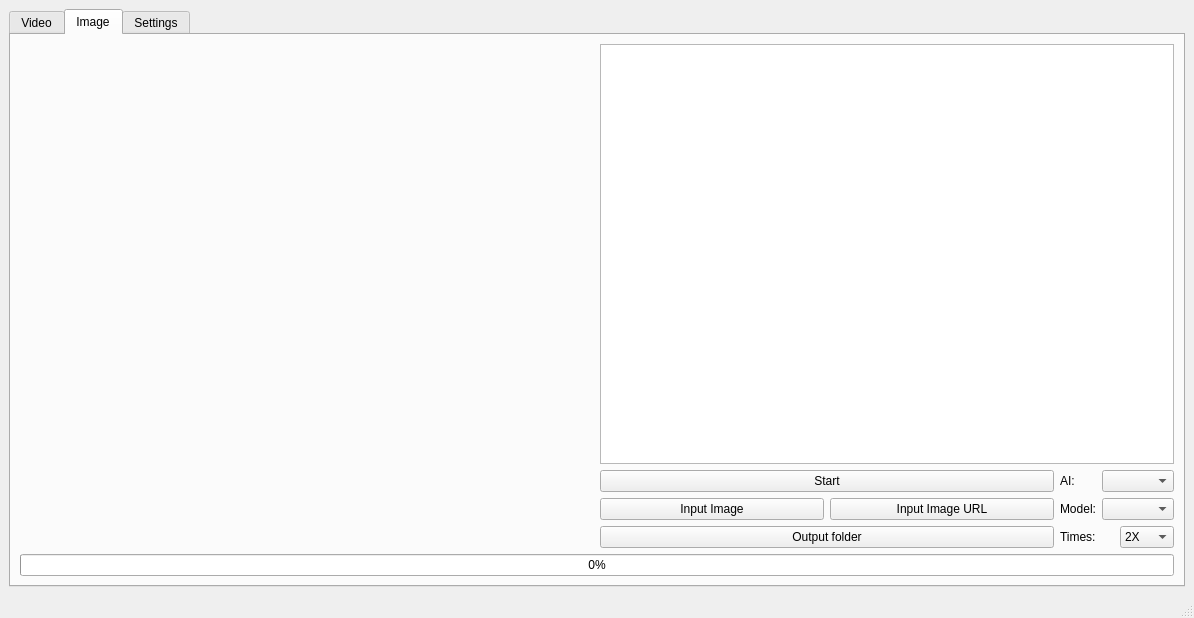
Qt form mainwindow.ui (TNTwise/REAL-Video-Enhancer) before a commit.
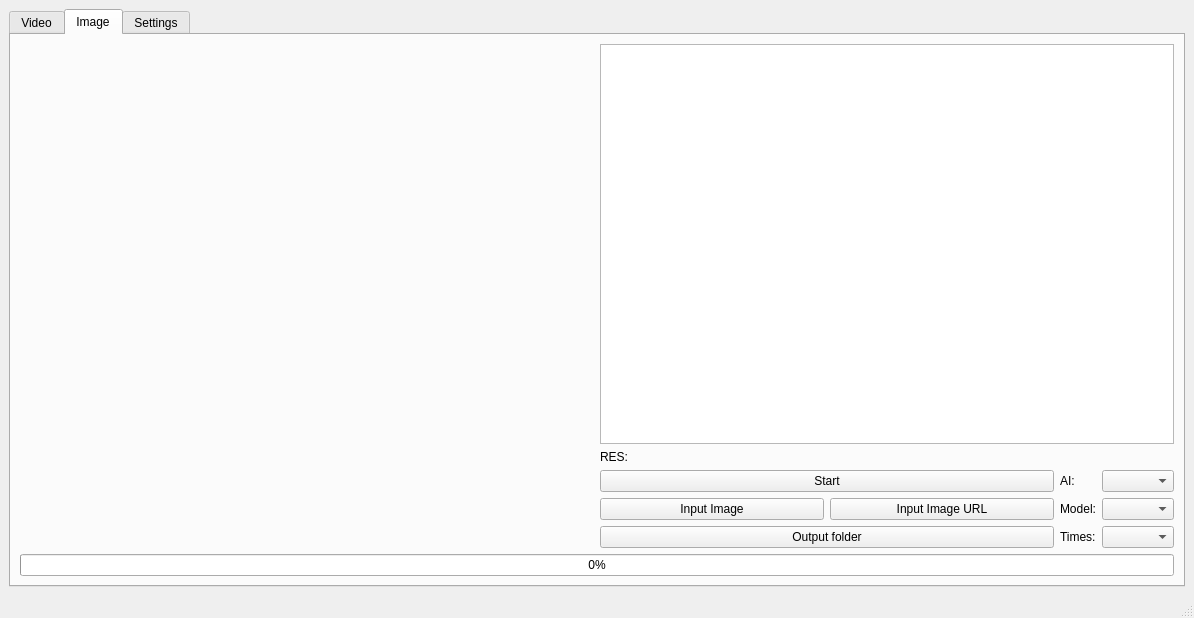
The same form after that commit. The open tabs and pages were chosen to show the change. Icons and pictures are not drawn.

What changed in the file:
```diff
--- a/mainwindow.ui
+++ b/mainwindow.ui
@@ -462,6 +462,13 @@
                   </property>
                  </widget>
                 </item>
+                <item>
+                 <widget class="QLabel" name="RESPreview">
+                  <property name="text">
+                   <string>RES: </string>
+                  </property>
+                 </widget>
+                </item>
                </layout>
               </item>
              </layout>
@@ -557,21 +564,6 @@
                       <height>0</height>
                      </size>
                     </property>
-                    <item>
-                     <property name="text">
-                      <string>2X</string>
-                     </property>
-                    </item>
-                    <item>
-                     <property name="text">
-                      <string>4X</string>
-                     </property>
-                    </item>
-                    <item>
-                     <property name="text">
-                      <string>8X</string>
-                     </property>
-                    </item>
                    </widget>
                   </item>
                  </layout>
```
Left out of the diff: 6 changed lines with no effect on the pictures.
